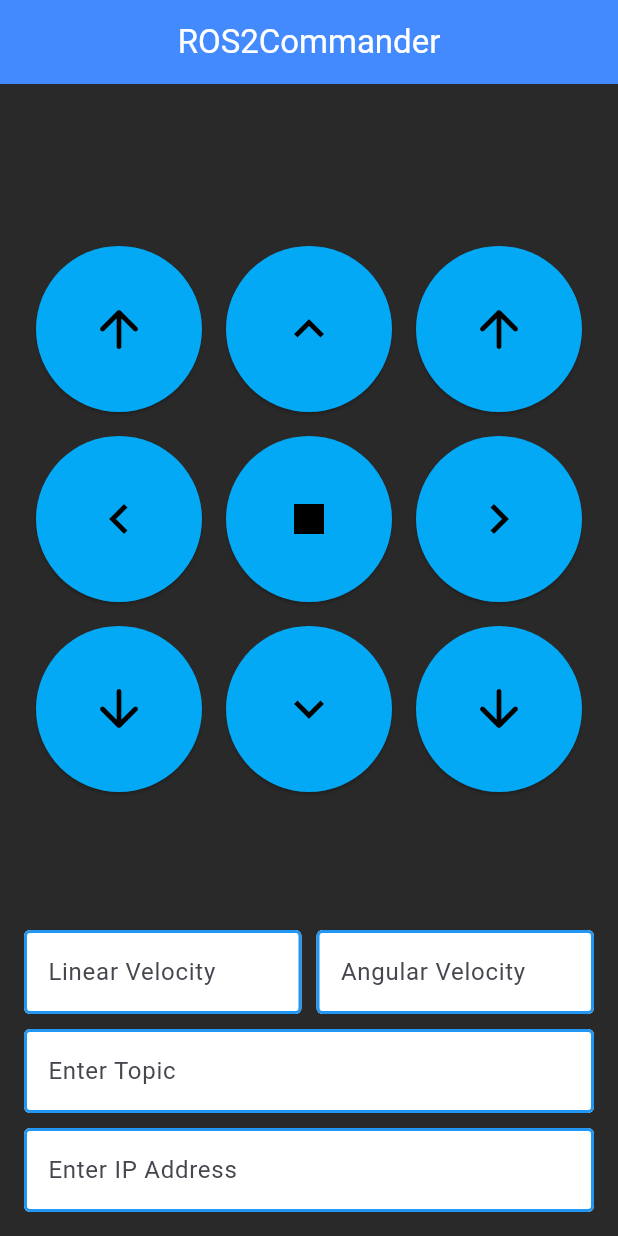
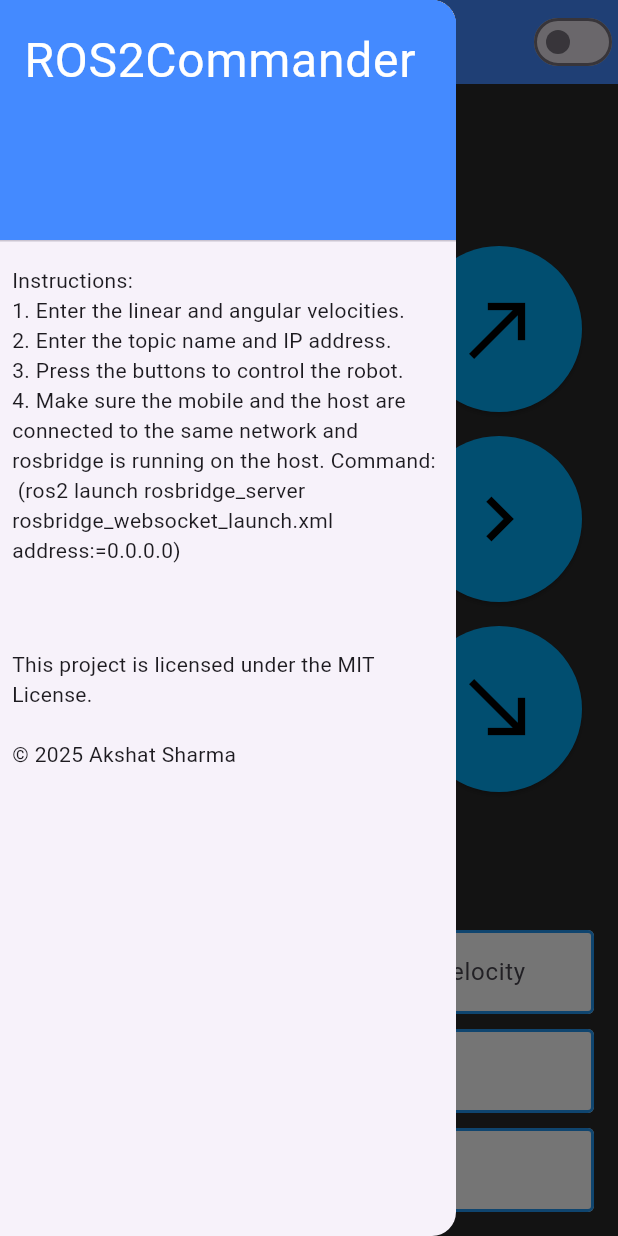
Before and after one commit to AkshatSharma05/ROS2Commander, a Flutter app: the screen it shows after launch, with the side drawer open (before the commit the screen has no drawer), on a phone screen of 412 x 824 dp. Run offline on Flutter 3.47's test engine with Material 3 defaults, Android fonts, the phone set to English and light mode, and no system bars; missing offline and left inert: flutter_joystick; network calls fail.

```diff
--- a/lib/main.dart
+++ b/lib/main.dart
@@ -2,17 +2,27 @@ import 'dart:convert';
 import 'package:flutter/material.dart';
 import 'package:web_socket_channel/io.dart';
 import 'package:web_socket_channel/web_socket_channel.dart';
+import 'package:flutter/services.dart';
+import 'package:flutter_joystick/flutter_joystick.dart';
 
 void main() => runApp(MaterialApp(
       home: Home(),
     ));
 
-class Home extends StatelessWidget {
+class Home extends StatefulWidget {
   const Home({super.key});
+  _HomeState createState() => _HomeState();
+}
 
+class _HomeState extends State<Home> {
+  bool useJoystick = false;
   @override
+  Widget build(BuildContext context) {
+    SystemChrome.setPreferredOrientations([
+      DeviceOrientation.portraitUp,
+      DeviceOrientation.portraitDown,
+    ]);
 
-  Widget build(BuildContext context) {
     double linearVel = 1.0;
     double angularVel = 5.0;
 
@@ -22,16 +32,31 @@ class Home extends StatelessWidget {
 
     rosClient = ROSBridgeClient(ipAddress); // Change to your ROS2 device IP
 
+    /// Joystick UI
+    Widget _buildJoystick() {
+      return Center(
+        child: Joystick(
+          mode: JoystickMode.all,
+          listener: (details) {
+            double linearX = -details.y * linearVel;
+            double angularZ = -details.x * angularVel;
+            rosClient.publish(selectedTopic, linearX, angularZ);
+          },
+        ),
+      );
+    }
+
+    Widget _buildButtonGrid() {
           final List<IconData> icons = [
-      Icons.arrow_upward_rounded,
+      Icons.north_west,
       Icons.keyboard_arrow_up,
-      Icons.arrow_upward_rounded,
+      Icons.north_east,
       Icons.keyboard_arrow_left,
       Icons.stop,
       Icons.keyboard_arrow_right,
-      Icons.arrow_downward_rounded,
+      Icons.south_west,
       Icons.keyboard_arrow_down,
-      Icons.arrow_downward_rounded,
+      Icons.south_east,
     ];
 
     final List<Map<String, double>> velocities = [
@@ -46,21 +71,7 @@ class Home extends StatelessWidget {
       {"linearX": -linearVel, "angularZ": angularVel}, // Backward right
     ];
 
-    return Scaffold(
-      backgroundColor: const Color.fromARGB(255, 41, 41, 41),
-      appBar: AppBar(
-        backgroundColor: Colors.blueAccent,
-        foregroundColor: Colors.white,
-        title: Text('ROS2Commander'),
-        centerTitle: true,
-      ),
-      body:
-      Padding(
-        padding: const EdgeInsets.all(16.0),
-        child: Column(
-          children: [
-            Expanded(
-              child: Align(
+      return Align(
         alignment: Alignment.center,
         child: GridView.count(
           crossAxisCount: 3,
@@ -73,8 +84,7 @@ class Home extends StatelessWidget {
                 onPressed: () => rosClient.publish(
                     selectedTopic,
                     velocities[index]["linearX"]!,
-                            velocities[index]["angularZ"]!
-                          ),
+                    velocities[index]["angularZ"]!),
                 style: ElevatedButton.styleFrom(
                   backgroundColor: Colors.lightBlue,
                   foregroundColor: Colors.white,
@@ -82,13 +92,39 @@ class Home extends StatelessWidget {
                 child: Icon(
                   color: Colors.black,
                   icons[index],
-                          size: 40.0, // Increase the icon size
+                  size: 60.0, // Increase the icon size
                 ),
               ),
             );
           }),
         ),
+      );
+    }
+
+    return Scaffold(
+      backgroundColor: const Color.fromARGB(255, 41, 41, 41),
+      appBar: AppBar(
+        backgroundColor: Colors.blueAccent,
+        foregroundColor: Colors.white,
+        title: Text('ROS2Commander'),
+        centerTitle: true,
+        actions: [
+          Switch(
+            value: useJoystick,
+            onChanged: (bool value) {
+              setState(() {
+                useJoystick = value;
+              });
+            },
           ),
+        ],
+      ),
+      body: Padding(
+        padding: const EdgeInsets.all(16.0),
+        child: Column(
+          children: [
+            Expanded(
+              child: useJoystick ? _buildJoystick() : _buildButtonGrid(),
             ),
             Row(
               children: [
@@ -97,15 +133,18 @@ class Home extends StatelessWidget {
                     decoration: InputDecoration(
                       border: OutlineInputBorder(),
                       enabledBorder: OutlineInputBorder(
-                        borderSide: BorderSide(color: Colors.blue, width: 2), // Set the border color when enabled
+                        borderSide: BorderSide(
+                            color: Colors.blue,
+                            width: 2), // Set the border color when enabled
                       ),
                       focusedBorder: OutlineInputBorder(
-                        borderSide: BorderSide(color: Colors.green, width: 2), // Set the border color when focused
+                        borderSide: BorderSide(
+                            color: Colors.green,
+                            width: 2), // Set the border color when focused
                       ),
                       fillColor: Colors.white,
                       filled: true,
                       labelText: 'Linear Velocity',
-
                     ),
                     onSubmitted: (String value) {
                       linearVel = double.parse(value);
@@ -118,10 +157,14 @@ class Home extends StatelessWidget {
                     decoration: InputDecoration(
                       border: OutlineInputBorder(),
                       enabledBorder: OutlineInputBorder(
-                        borderSide: BorderSide(color: Colors.blue, width: 2), // Set the border color when enabled
+                        borderSide: BorderSide(
+                            color: Colors.blue,
+                            width: 2), // Set the border color when enabled
                       ),
                       focusedBorder: OutlineInputBorder(
-                        borderSide: BorderSide(color: Colors.green, width: 2), // Set the border color when focused
+                        borderSide: BorderSide(
+                            color: Colors.green,
+                            width: 2), // Set the border color when focused
                       ),
                       fillColor: Colors.white,
                       filled: true,
@@ -141,10 +184,14 @@ class Home extends StatelessWidget {
                   decoration: InputDecoration(
                     border: OutlineInputBorder(),
                     enabledBorder: OutlineInputBorder(
-                      borderSide: BorderSide(color: Colors.blue, width: 2), // Set the border color when enabled
+                      borderSide: BorderSide(
+                          color: Colors.blue,
+                          width: 2), // Set the border color when enabled
                     ),
                     focusedBorder: OutlineInputBorder(
-                      borderSide: BorderSide(color: Colors.green, width: 2), // Set the border color when focused
+                      borderSide: BorderSide(
+                          color: Colors.green,
+                          width: 2), // Set the border color when focused
                     ),
                     fillColor: Colors.white,
                     filled: true,
@@ -159,10 +206,14 @@ class Home extends StatelessWidget {
                   decoration: InputDecoration(
                     border: OutlineInputBorder(),
                     enabledBorder: OutlineInputBorder(
-                      borderSide: BorderSide(color: Colors.blue, width: 2), // Set the border color when enabled
+                      borderSide: BorderSide(
+                          color: Colors.blue,
+                          width: 2), // Set the border color when enabled
                     ),
                     focusedBorder: OutlineInputBorder(
-                      borderSide: BorderSide(color: Colors.green, width: 2), // Set the border color when focused
+                      borderSide: BorderSide(
+                          color: Colors.green,
+                          width: 2), // Set the border color when focused
                     ),
                     fillColor: Colors.white,
                     filled: true,
@@ -179,10 +230,10 @@ class Home extends StatelessWidget {
           ],
         ),
       ),
+      drawer: const NavigationDrawer(),
     );
   }
 }
-
 
 /// ROS 2 WebSocket Client for rosbridge_server
 class ROSBridgeClient {
@@ -209,3 +260,44 @@ class ROSBridgeClient {
     _channel.sink.close();
   }
 }
+
+class NavigationDrawer extends StatelessWidget {
+  const NavigationDrawer({super.key});
+
+  @override
+  Widget build(BuildContext context) {
+    return Drawer(
+      child: ListView(
+        padding: EdgeInsets.zero,
+        children: [
+          DrawerHeader(
+            decoration: BoxDecoration(
+              color: Colors.blueAccent,
+            ),
+            child: Text(
+              'ROS2Commander',
+              style: TextStyle(
+                fontFamily: 'Roboto',
+                color: Colors.white,
+                fontSize: 32,
+              ),
+            ),
+          ),
+          Padding(
+            padding: const EdgeInsets.all(8.0),
+            child: Text(
+              'Instructions: \n1. Enter the linear and angular velocities. \n2. Enter the topic name and IP address. \n3. Press the buttons to control the robot. \n4. Make sure the mobile and the host are connected to the same network and rosbridge is running on the host. Command: \n (ros2 launch rosbridge_server rosbridge_websocket_launch.xml address:=0.0.0.0)',
+            ),
+          ),
+          SizedBox(height: 40),
+          Padding(
+            padding: const EdgeInsets.all(8.0),
+            child: Text(
+              "This project is licensed under the MIT License. \n\n© 2025 Akshat Sharma",
+            ),
+          ),
+        ],
+      ),
+    );
+  }
+}
--- a/pubspec.yaml
+++ b/pubspec.yaml
@@ -32,6 +32,7 @@ dependencies:
     sdk: flutter
 
   web_socket_channel: ^2.4.0
+  flutter_joystick: ^0.2.1
 
 
   # The following adds the Cupertino Icons font to your application.
```
Also changed, not shown: 1 other file. Lines whose indentation alone changed are shown as unchanged.
